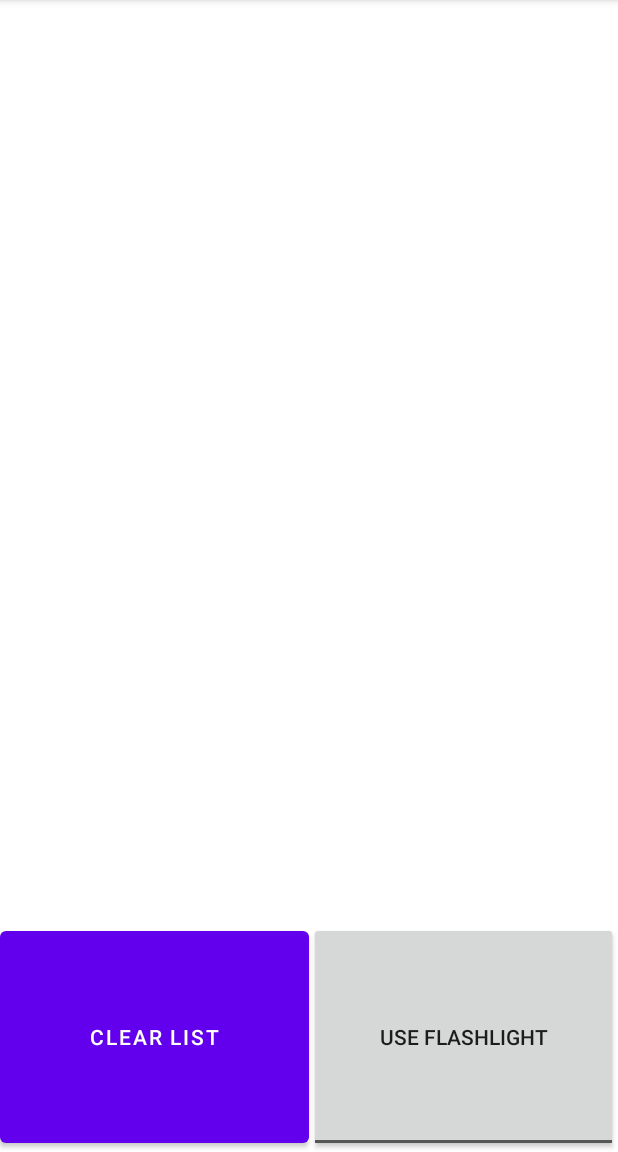
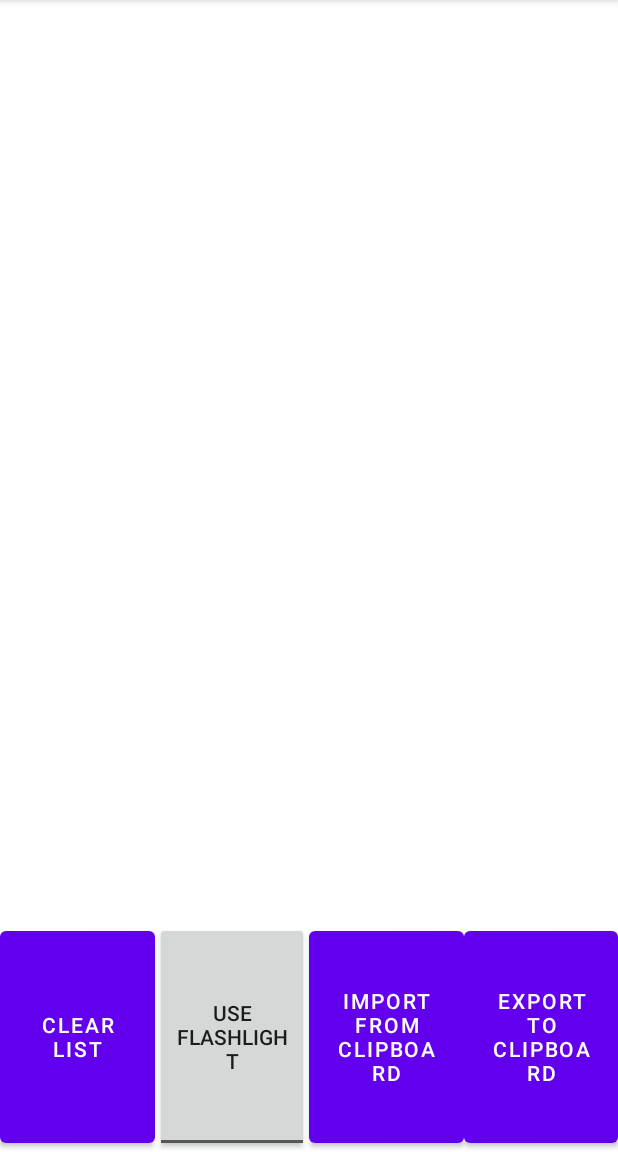
Before and after one commit to RastislavKish/RScan, an Android app: the screen it shows after launch (MainActivity), on a phone screen of 412 x 824 dp, the part 84-1236 px from its top. Run offline under Robolectric (Android 15) with nearby library versions, the phone set to English and light mode, and no system bars; libraries missing offline, so code that uses them is left out: androidx.camera.core, androidx.camera.lifecycle, com.google.mlkit.vision; pictures from the network do not load; 9 statements that could not run were skipped.

Commit message:
Add import/export functionality
The mainScreen got two new buttons - Import from clipboard and Export to clipboard to its bottom bar. They allow importing and exporting barcode cache through clipboard as a temporary solution unless a more robust file API will be prepared for this.

```diff
--- a/app/src/main/res/layout/activity_main.xml
+++ b/app/src/main/res/layout/activity_main.xml
@@ -41,6 +41,26 @@
         android:textOn="Use flashlight"
         android:onClick="flashlightToggleButton_click"
         app:layout_constraintLeft_toRightOf="@+id/clearListButton"
+        app:layout_constraintRight_toLeftOf="@+id/importFromClipboardButton"
+        app:layout_constraintTop_toBottomOf="@+id/mainGuideline"
+        app:layout_constraintBottom_toBottomOf="parent" />
+    <Button
+        android:id="@+id/importFromClipboardButton"
+        android:layout_width="0dp"
+        android:layout_height="0dp"
+        android:text="Import from clipboard"
+        android:onClick="importFromClipboardButton_click"
+        app:layout_constraintLeft_toRightOf="@+id/flashlightToggleButton"
+        app:layout_constraintRight_toLeftOf="@+id/exportToClipboardButton"
+        app:layout_constraintTop_toBottomOf="@+id/mainGuideline"
+        app:layout_constraintBottom_toBottomOf="parent" />
+    <Button
+        android:id="@+id/exportToClipboardButton"
+        android:layout_width="0dp"
+        android:layout_height="0dp"
+        android:text="Export to clipboard"
+        android:onClick="exportToClipboardButton_click"
+        app:layout_constraintLeft_toRightOf="@+id/importFromClipboardButton"
         app:layout_constraintRight_toRightOf="parent"
         app:layout_constraintTop_toBottomOf="@+id/mainGuideline"
         app:layout_constraintBottom_toBottomOf="parent" />
```
Also changed, not shown: app/src/main/java/com/rastislavkish/rscan/core/BarcodeCache.kt (+27 -0 lines), app/src/main/java/com/rastislavkish/rscan/core/RScan.kt (+29 -0 lines), app/src/main/java/com/rastislavkish/rscan/mainactivity/MainActivity.kt (+12 -0 lines).
